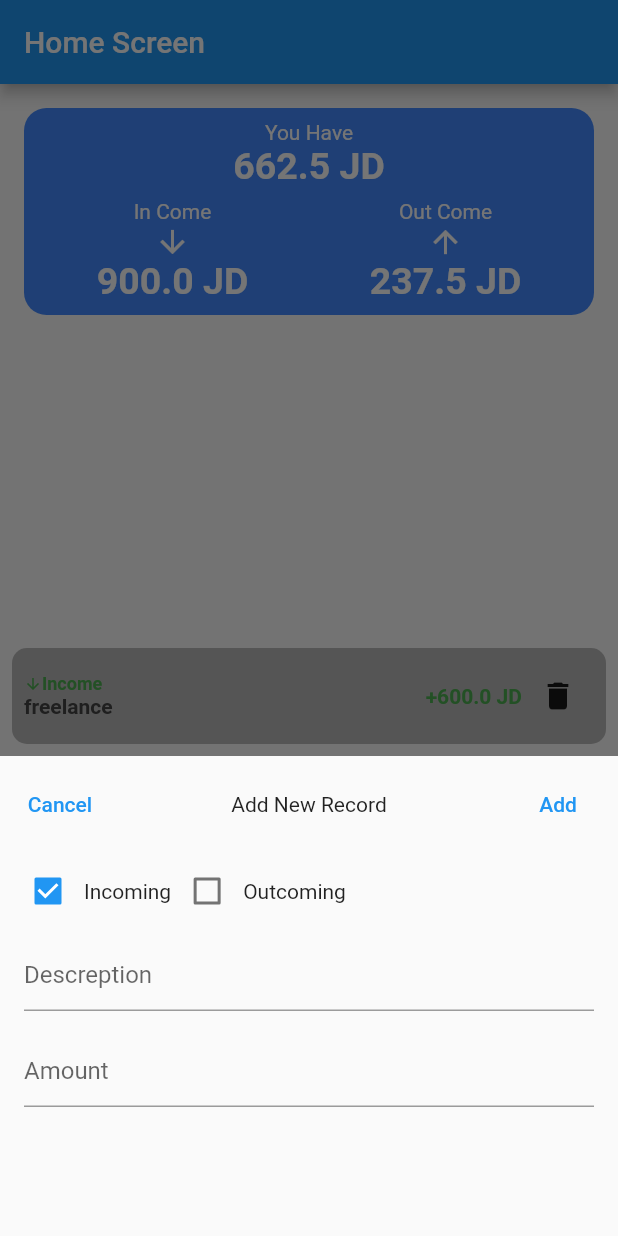
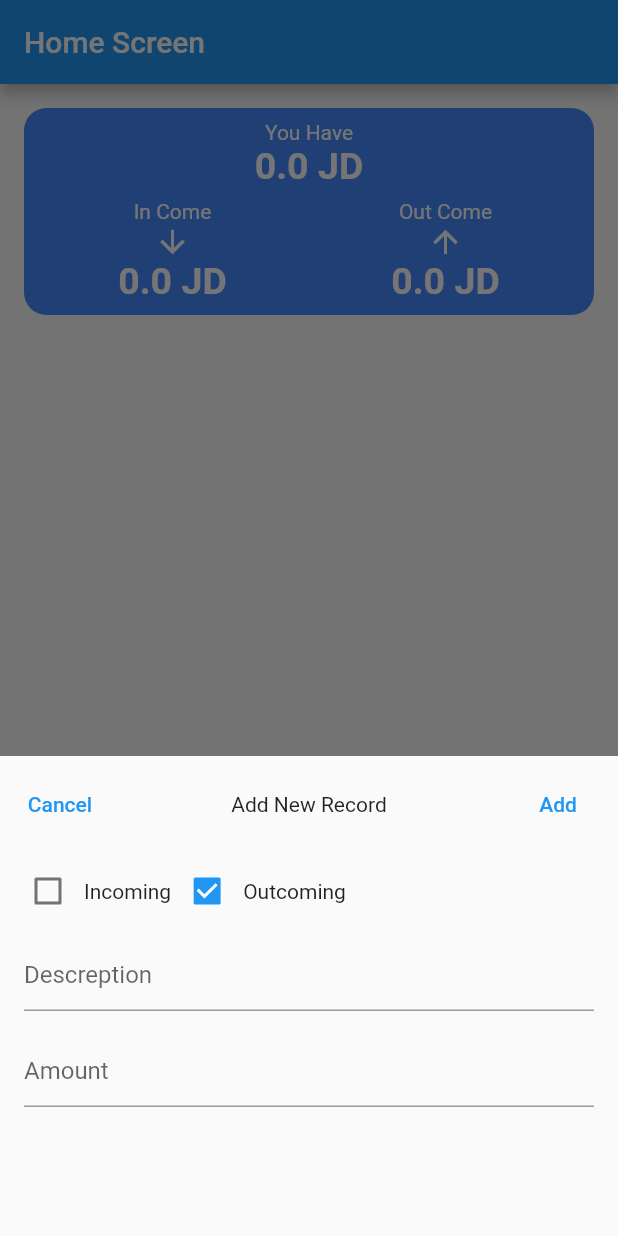
Before and after one commit to aboud-masoud/my_wallet, a Flutter app: the HomeScreen screen opened directly, after a tap on the "add" icon, on a phone screen of 412 x 824 dp. Run offline on Flutter 3.47's test engine with Material 2 defaults, Android fonts, the phone set to English and light mode, and no system bars.

```diff
--- a/lib/home.dart
+++ b/lib/home.dart
@@ -1,6 +1,6 @@
 import 'package:flutter/material.dart';
 import 'package:my_wallet/models/amount_model.dart';
-import 'package:my_wallet/small_widgets/add_new_record.dart';
+import 'package:my_wallet/small_widgets/add_edit_record.dart';
 import 'package:my_wallet/small_widgets/header_view.dart';
 import 'package:my_wallet/small_widgets/list_cell.dart';
 
@@ -12,13 +12,7 @@ class HomeScreen extends StatefulWidget {
 }
 
 class _HomeScreenState extends State<HomeScreen> {
-  List<AmountModel> myList = [
-    AmountModel(type: TransType.income, desc: "shogool 1", amount: 300),
-    AmountModel(type: TransType.outcome, desc: "ajaar al beet", amount: 200),
-    AmountModel(type: TransType.outcome, desc: "banzeeen", amount: 25),
-    AmountModel(type: TransType.outcome, desc: "telphone", amount: 12.5),
-    AmountModel(type: TransType.income, desc: "freelance", amount: 600)
-  ];
+  List<AmountModel> myList = [];
 
   @override
   Widget build(BuildContext context) {
@@ -42,6 +36,29 @@ class _HomeScreenState extends State<HomeScreen> {
                       type: myList[index].type,
                       desc: myList[index].desc,
                       amount: myList[index].amount,
+                      onEdit: () {
+                        showModalBottomSheet(
+                            context: context,
+                            builder: (context) {
+                              return AddEditRecord(
+                                onAdd: (value) {
+                                  if (value.amount > 0 && value.desc.isNotEmpty) {
+                                    myList.add(value);
+                                    setState(() {});
+                                  } else {
+                                    ScaffoldMessenger.of(context).showSnackBar(
+                                      const SnackBar(
+                                        content: Text("Amount should be more than Zereooo and Desc should be filled"),
+                                      ),
+                                    );
+                                  }
+                                },
+                                amount: myList[index].amount,
+                                desc: myList[index].desc,
+                                type: myList[index].type,
+                              );
+                            });
+                      },
                       onDelete: () {
                         myList.removeAt(index);
                         setState(() {});
@@ -56,7 +73,7 @@ class _HomeScreenState extends State<HomeScreen> {
               showModalBottomSheet(
                   context: context,
                   builder: (context) {
-                    return AddNewRecord(
+                    return AddEditRecord(
                       onAdd: (value) {
                         if (value.amount > 0 && value.desc.isNotEmpty) {
                           myList.add(value);
--- a/lib/small_widgets/add_new_record.dart
+++ b/lib/small_widgets/add_edit_record.dart
@@ -3,18 +3,36 @@ import 'package:flutter/services.dart';
 import 'package:my_wallet/models/amount_model.dart';
 import 'package:my_wallet/small_widgets/list_cell.dart';
 
-class AddNewRecord extends StatefulWidget {
+class AddEditRecord extends StatefulWidget {
+  final double? amount;
+  final String? desc;
+  final TransType? type;
+
   final Function(AmountModel) onAdd;
-  const AddNewRecord({super.key, required this.onAdd});
+  const AddEditRecord({
+    super.key,
+    required this.onAdd,
+    this.amount,
+    this.desc,
+    this.type,
+  });
 
   @override
-  State<AddNewRecord> createState() => _AddNewRecordState();
+  State<AddEditRecord> createState() => _AddEditRecordState();
 }
 
-class _AddNewRecordState extends State<AddNewRecord> {
+class _AddEditRecordState extends State<AddEditRecord> {
   bool incomingSelected = true;
   TextEditingController amountController = TextEditingController();
   TextEditingController descController = TextEditingController();
+
+  @override
+  void initState() {
+    amountController.text = widget.amount != null ? "${widget.amount}" : "";
+    descController.text = widget.desc ?? "";
+    incomingSelected = widget.type == TransType.income;
+    super.initState();
+  }
 
   @override
   Widget build(BuildContext context) {
@@ -31,7 +49,7 @@ class _AddNewRecordState extends State<AddNewRecord> {
                   },
                   child: const Text("Cancel")),
               Expanded(child: Container()),
-              const Text("Add New Record"),
+              Text(widget.amount != null ? "Edit Record" : "Add New Record"),
               Expanded(child: Container()),
               TextButton(
                   onPressed: () {
@@ -41,7 +59,7 @@ class _AddNewRecordState extends State<AddNewRecord> {
                         type: incomingSelected ? TransType.income : TransType.outcome));
                     Navigator.pop(context);
                   },
-                  child: const Text("Add")),
+                  child: Text(widget.amount != null ? "Edit" : "Add")),
             ],
           ),
           const SizedBox(height: 10),
--- a/lib/small_widgets/list_cell.dart
+++ b/lib/small_widgets/list_cell.dart
@@ -6,6 +6,7 @@ class ListCell extends StatelessWidget {
   final TransType type;
   final String desc;
   final double amount;
+  final VoidCallback onEdit;
   final VoidCallback onDelete;
 
   const ListCell(
@@ -13,15 +14,15 @@ class ListCell extends StatelessWidget {
       required this.type,
       required this.desc,
       required this.amount,
-      required this.onDelete});
+      required this.onDelete,
+      required this.onEdit});
 
   @override
   Widget build(BuildContext context) {
     return Padding(
       padding: const EdgeInsets.all(8.0),
       child: Container(
-        decoration: BoxDecoration(
-            color: Colors.black26, borderRadius: BorderRadius.circular(10)),
+        decoration: BoxDecoration(color: Colors.black26, borderRadius: BorderRadius.circular(10)),
         child: Padding(
           padding: const EdgeInsets.all(8.0),
           child: Row(
@@ -32,20 +33,14 @@ class ListCell extends StatelessWidget {
                   Row(
                     children: [
                       Icon(
-                        type == TransType.income
-                            ? Icons.arrow_downward
-                            : Icons.arrow_upward,
+                        type == TransType.income ? Icons.arrow_downward : Icons.arrow_upward,
                         size: 12,
-                        color: type == TransType.income
-                            ? Colors.green
-                            : Colors.red,
+                        color: type == TransType.income ? Colors.green : Colors.red,
                       ),
                       Text(
                         type == TransType.income ? "Income" : "Outcome",
                         style: TextStyle(
-                            color: type == TransType.income
-                                ? Colors.green
-                                : Colors.red,
+                            color: type == TransType.income ? Colors.green : Colors.red,
                             fontSize: 12,
                             fontWeight: FontWeight.bold),
                       ),
@@ -53,20 +48,18 @@ class ListCell extends StatelessWidget {
                   ),
                   Text(
                     desc,
-                    style: const TextStyle(
-                        color: Color(0xff444444), fontWeight: FontWeight.bold),
+                    style: const TextStyle(color: Color(0xff444444), fontWeight: FontWeight.bold),
                   ),
                 ],
               ),
               Expanded(child: Container()),
               Text(
                 type == TransType.income ? "+$amount JD" : "-$amount JD",
-                style: TextStyle(
-                    color: type == TransType.income ? Colors.green : Colors.red,
-                    fontWeight: FontWeight.bold),
+                style:
+                    TextStyle(color: type == TransType.income ? Colors.green : Colors.red, fontWeight: FontWeight.bold),
               ),
-              IconButton(
-                  onPressed: () => onDelete(), icon: const Icon(Icons.delete))
+              IconButton(onPressed: () => onEdit(), icon: const Icon(Icons.edit)),
+              IconButton(onPressed: () => onDelete(), icon: const Icon(Icons.delete))
             ],
           ),
         ),
--- a/pubspec.yaml
+++ b/pubspec.yaml
@@ -32,6 +32,8 @@ dependencies:
   flutter:
     sdk: flutter
 
+  hive: ^2.2.3
+  hive_flutter: ^1.1.0
 
   # The following adds the Cupertino Icons font to your application.
   # Use with the CupertinoIcons class for iOS style icons.
```
Also changed, not shown: pubspec.lock, 7 other files.
